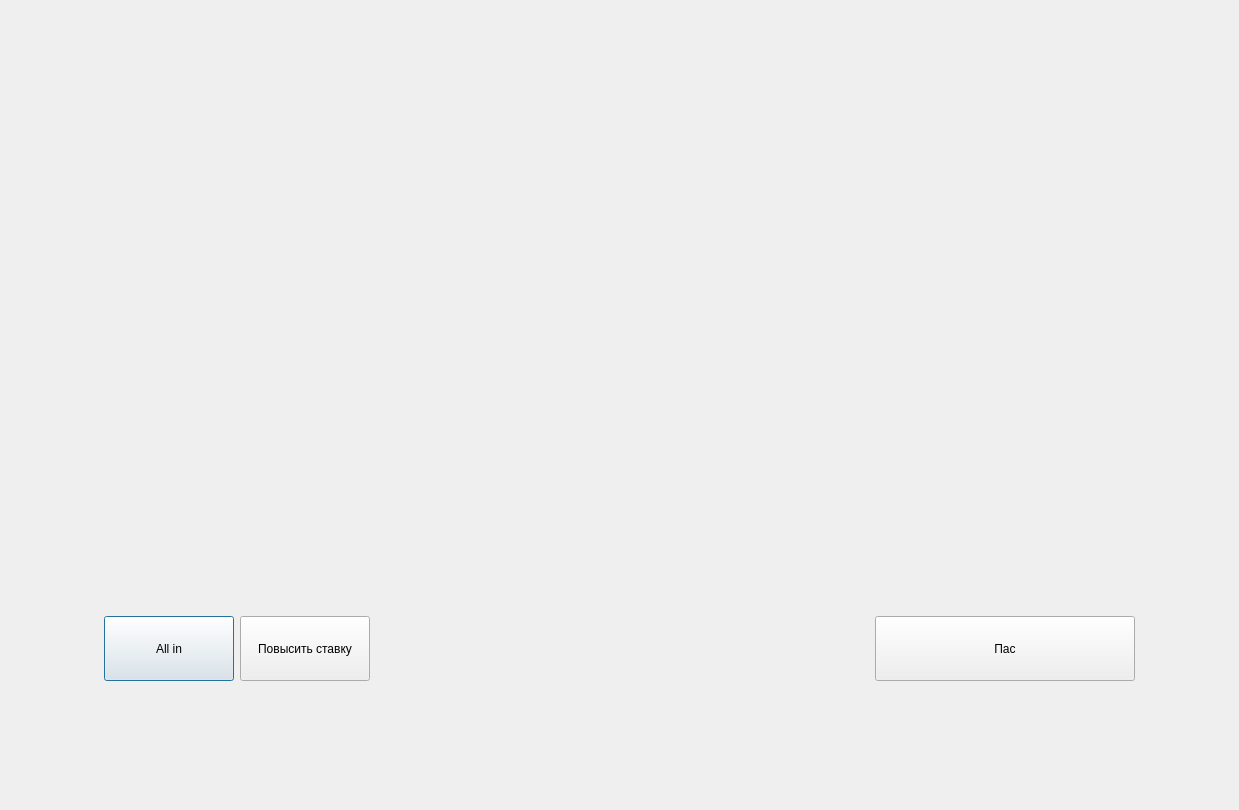
The window that src/qt_files/game.ui (pingvan/PokiRock) describes before a commit, drawn with Qt 5.
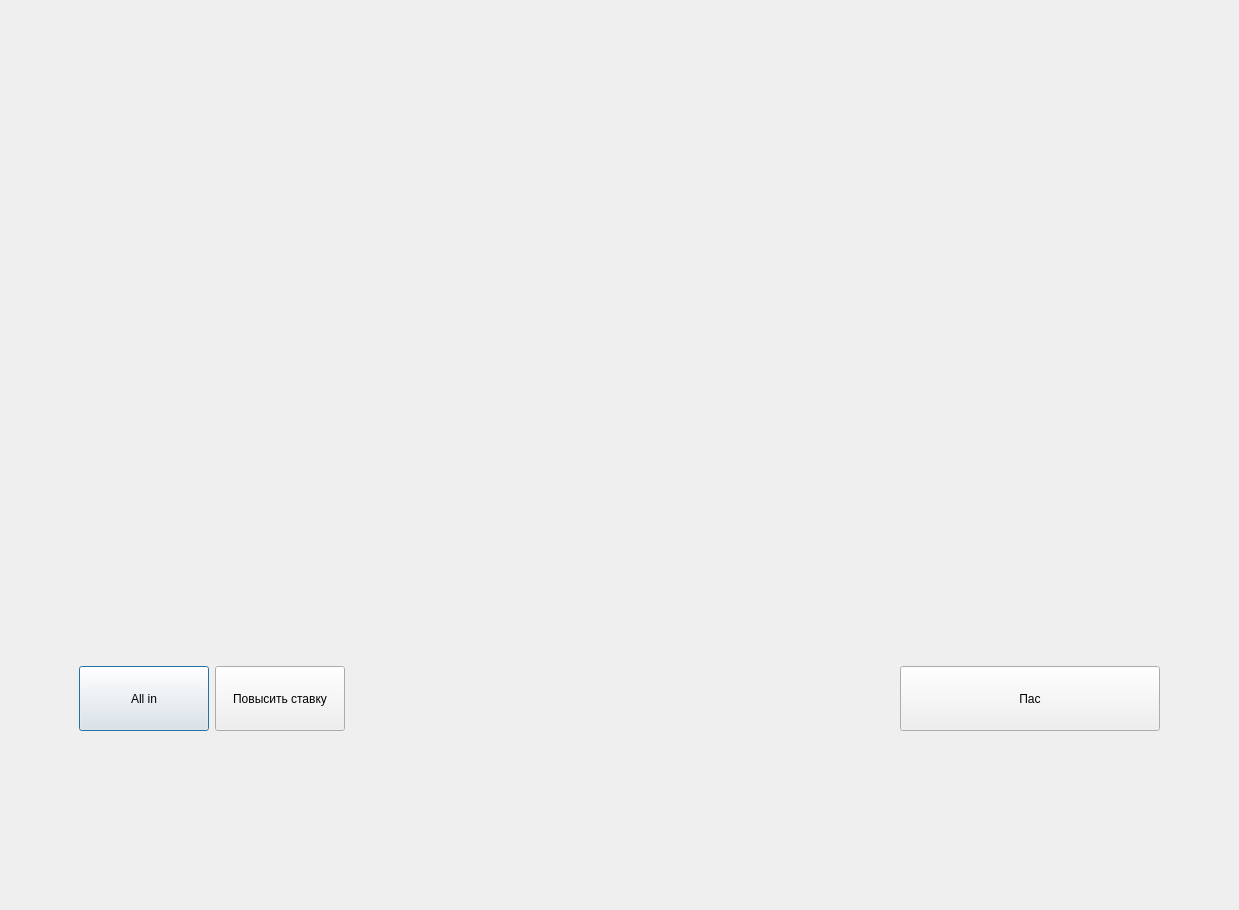
The same window after the commit.

What changed in the file:
```diff
--- a/src/qt_files/game.ui
+++ b/src/qt_files/game.ui
@@ -7,7 +7,7 @@
     <x>0</x>
     <y>0</y>
     <width>1239</width>
-    <height>757</height>
+    <height>853</height>
    </rect>
   </property>
   <property name="windowTitle">
@@ -343,8 +343,8 @@
         <widget class="QLabel" name="player1_card_1">
          <property name="minimumSize">
           <size>
-           <width>150</width>
-           <height>200</height>
+           <width>200</width>
+           <height>300</height>
           </size>
          </property>
          <property name="text">
@@ -356,8 +356,8 @@
         <widget class="QLabel" name="player1_card_2">
          <property name="minimumSize">
           <size>
-           <width>150</width>
-           <height>200</height>
+           <width>200</width>
+           <height>300</height>
           </size>
          </property>
          <property name="text">
```
